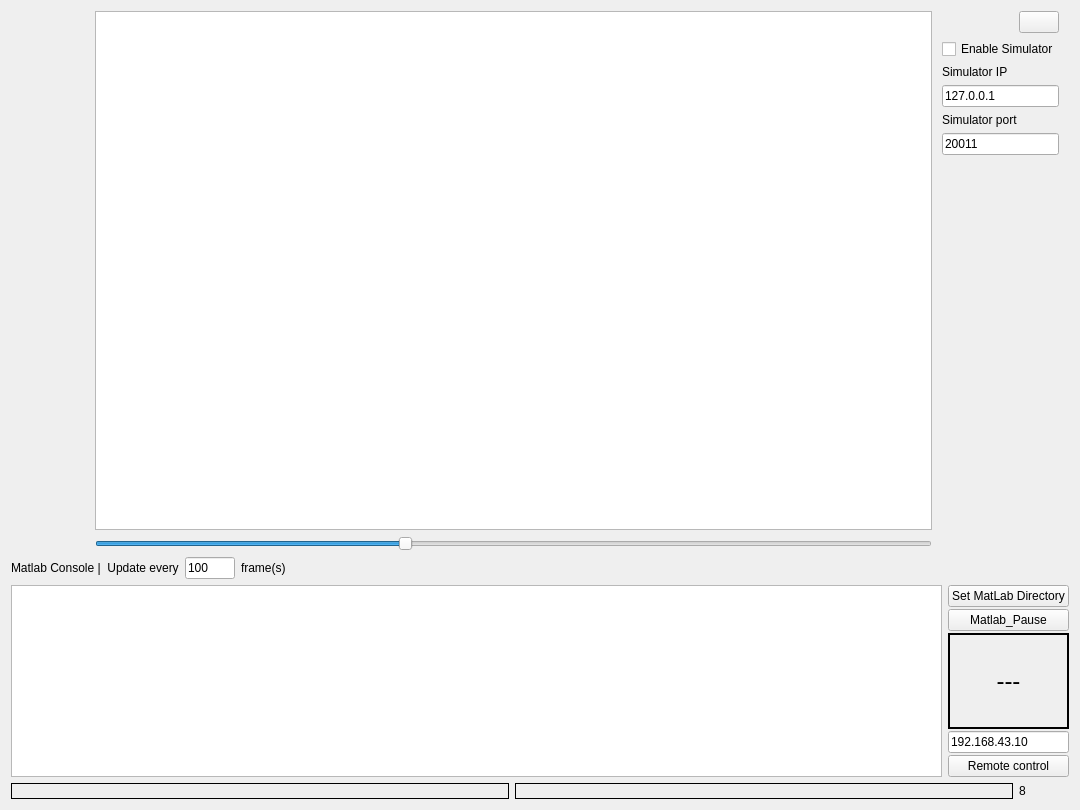
Above: LARCmaCS/larcmacs.ui from petr-konovalov/LARCmaCS before the change. Below: the same form after it.
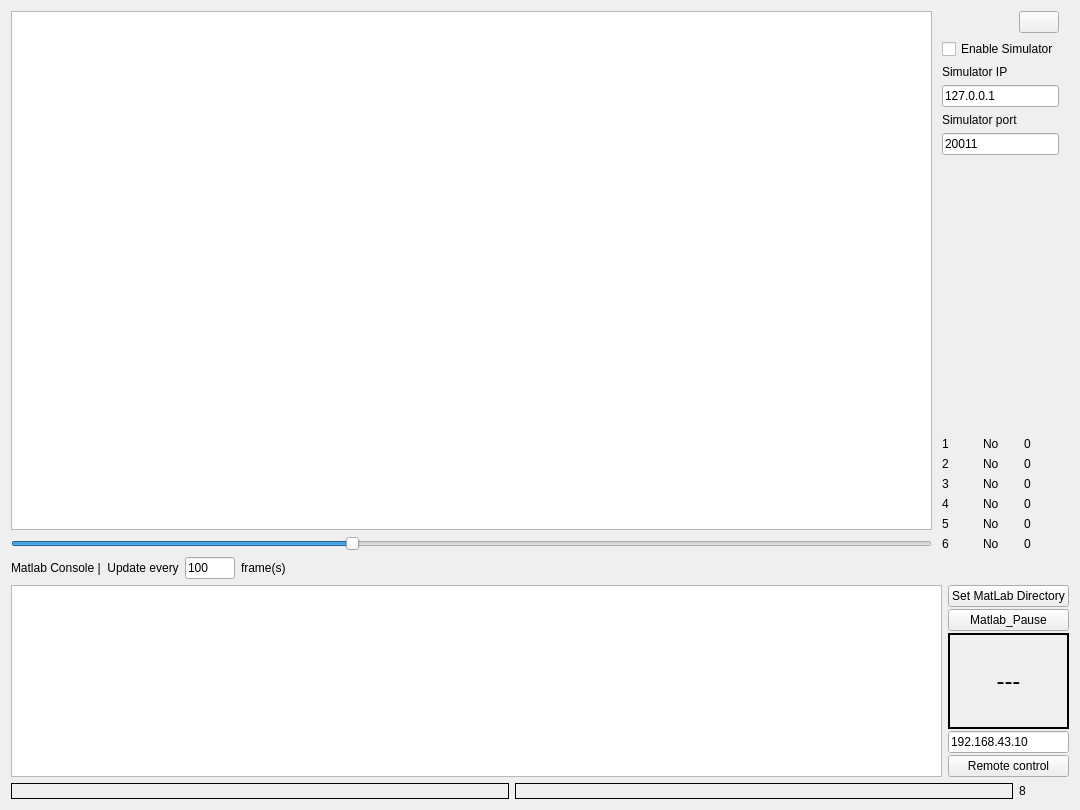
That is the form after the change. Icons and pictures are not drawn.

Commit message: GUI for robot information added

```diff
--- a/LARCmaCS/larcmacs.ui
+++ b/LARCmaCS/larcmacs.ui
@@ -24,26 +24,10 @@
     <number>11</number>
    </property>
    <item>
-    <layout class="QHBoxLayout" name="horizontalLayout_4" stretch="1,10,0">
+    <layout class="QHBoxLayout" name="horizontalLayout_4" stretch="10,0">
      <property name="spacing">
       <number>0</number>
      </property>
-     <item>
-      <spacer name="horizontalSpacer">
-       <property name="orientation">
-        <enum>Qt::Horizontal</enum>
-       </property>
-       <property name="sizeType">
-        <enum>QSizePolicy::Preferred</enum>
-       </property>
-       <property name="sizeHint" stdset="0">
-        <size>
-         <width>40</width>
-         <height>20</height>
-        </size>
-       </property>
-      </spacer>
-     </item>
      <item>
       <layout class="QVBoxLayout" name="verticalLayout_5">
        <item>
@@ -71,7 +55,7 @@
       </layout>
      </item>
      <item>
-      <layout class="QVBoxLayout" name="verticalLayout_2" stretch="0,0,0,0,0,0,1">
+      <layout class="QVBoxLayout" name="verticalLayout_2" stretch="0,0,0,0">
        <property name="leftMargin">
         <number>10</number>
        </property>
@@ -166,6 +150,163 @@
          </property>
         </spacer>
        </item>
+       <item>
+        <layout class="QVBoxLayout" name="verticalLayout_6">
+         <property name="sizeConstraint">
+          <enum>QLayout::SetMaximumSize</enum>
+         </property>
+         <item>
+          <layout class="QHBoxLayout" name="horizontalLayout">
+           <item>
+            <widget class="QLabel" name="num1">
+             <property name="text">
+              <string>1</string>
+             </property>
+            </widget>
+           </item>
+           <item>
+            <widget class="QLabel" name="connection1">
+             <property name="text">
+              <string>No</string>
+             </property>
+            </widget>
+           </item>
+           <item>
+            <widget class="QLabel" name="battery1">
+             <property name="text">
+              <string>0</string>
+             </property>
+            </widget>
+           </item>
+          </layout>
+         </item>
+         <item>
+          <layout class="QHBoxLayout" name="horizontalLayout_6">
+           <item>
+            <widget class="QLabel" name="num2">
+             <property name="text">
+              <string>2</string>
+             </property>
+            </widget>
+           </item>
+           <item>
+            <widget class="QLabel" name="connection2">
+             <property name="text">
+              <string>No</string>
+             </property>
+            </widget>
+           </item>
+           <item>
+            <widget class="QLabel" name="battery2">
+             <property name="text">
+              <string>0</string>
+             </property>
+            </widget>
+           </item>
+          </layout>
+         </item>
+         <item>
+          <layout class="QHBoxLayout" name="horizontalLayout_10">
+           <item>
+            <widget class="QLabel" name="num3">
+             <property name="text">
+              <string>3</string>
+             </property>
+            </widget>
+           </item>
+           <item>
+            <widget class="QLabel" name="connection3">
+             <property name="text">
+              <string>No</string>
+             </property>
+            </widget>
+           </item>
+           <item>
+            <widget class="QLabel" name="battery3">
+             <property name="text">
+              <string>0</string>
+             </property>
+            </widget>
+           </item>
+          </layout>
+         </item>
+         <item>
+          <layout class="QHBoxLayout" name="horizontalLayout_9">
+           <item>
+            <widget class="QLabel" name="num4">
+             <property name="text">
+              <string>4</string>
+             </property>
+            </widget>
+           </item>
+           <item>
+            <widget class="QLabel" name="connection4">
+             <property name="text">
+              <string>No</string>
+             </property>
+            </widget>
+           </item>
+           <item>
+            <widget class="QLabel" name="battery4">
+             <property name="text">
+              <string>0</string>
+             </property>
+            </widget>
+           </item>
+          </layout>
+         </item>
+         <item>
+          <layout class="QHBoxLayout" name="horizontalLayout_8">
+           <item>
+            <widget class="QLabel" name="num5">
+             <property name="text">
+              <string>5</string>
+             </property>
+            </widget>
+           </item>
+           <item>
+            <widget class="QLabel" name="connection5">
+             <property name="text">
+              <string>No</string>
+             </property>
+            </widget>
+           </item>
+           <item>
+            <widget class="QLabel" name="battery5">
+             <property name="text">
+              <string>0</string>
+             </property>
+            </widget>
+           </item>
+          </layout>
+         </item>
+         <item>
+          <layout class="QHBoxLayout" name="horizontalLayout_7">
+           <item>
+            <widget class="QLabel" name="num6">
+             <property name="text">
+              <string>6</string>
+             </property>
+            </widget>
+           </item>
+           <item>
+            <widget class="QLabel" name="connection6">
+             <property name="text">
+              <string>No</string>
+             </property>
+            </widget>
+           </item>
+           <item>
+            <widget class="QLabel" name="battery6">
+             <property name="text">
+              <string>0</string>
+             </property>
+            </widget>
+           </item>
+          </layout>
+         </item>
+        </layout>
+       </item>
       </layout>
      </item>
     </layout>
```
Left out of the diff: 10 changed lines with no effect on the pictures. Lines whose indentation alone changed are shown as unchanged.
